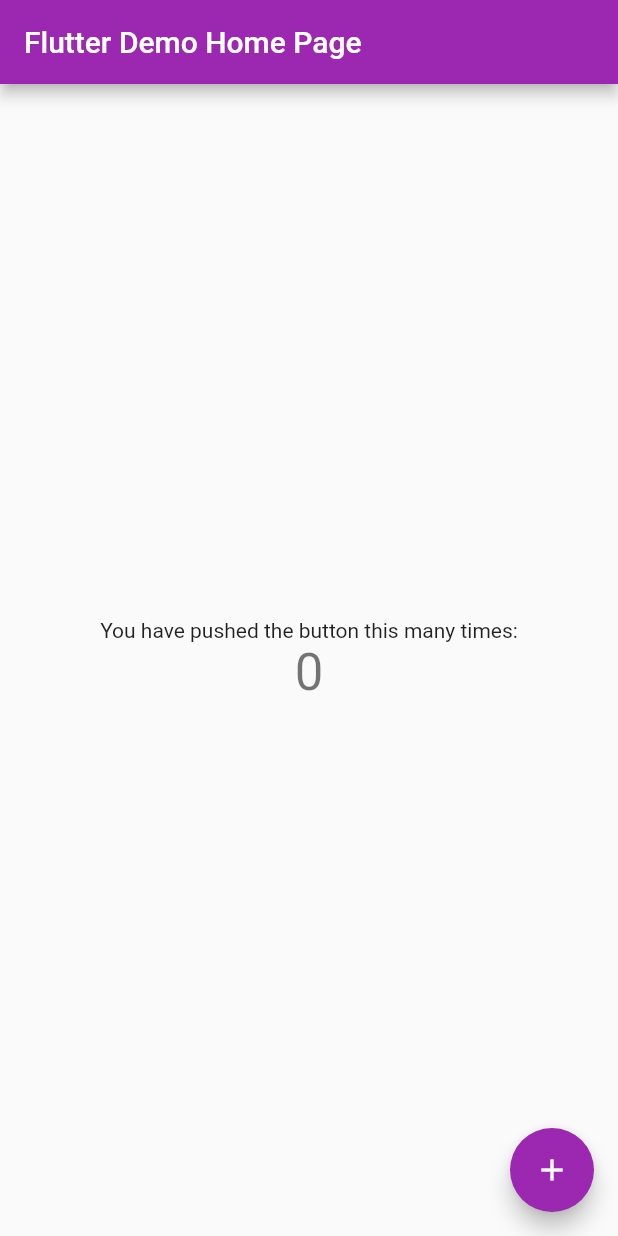
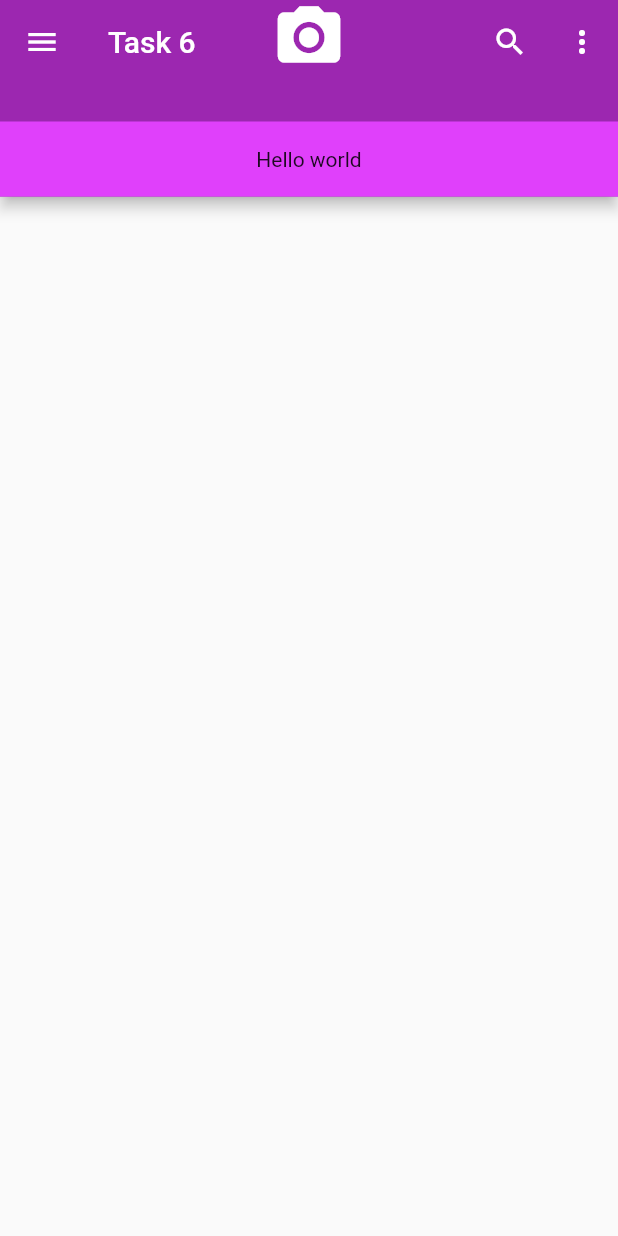
Before and after one commit to fatima2255/MAD-Flutter-Project, a Flutter app: the screen it shows after launch, on a phone screen of 412 x 824 dp. Run offline on Flutter 3.47's test engine with Material 2 defaults, Android fonts, the phone set to English and light mode, and no system bars.

Commit message:
updates in home.dart file

```diff
--- a/app1/lib/home.dart
+++ b/app1/lib/home.dart
@@ -1 +1,51 @@
-import 'package:app1/main.dart';
+import 'package:flutter/material.dart';
+class Home extends StatefulWidget {
+  @override
+  _HomeState createState() => _HomeState();
+}
+class _HomeState extends State<Home> {
+  @override
+  Widget build(BuildContext context) {
+    return Scaffold(
+      appBar: AppBar(
+        title: Text('Task 6'),
+        leading: IconButton(
+          icon: Icon(Icons.menu),
+          onPressed: (){},
+        ),
+
+        actions: <Widget>[
+          IconButton(
+              onPressed: (){},
+              icon: Icon(Icons.search)
+          ),
+
+          IconButton(
+              onPressed: (){},
+              icon: Icon(Icons.more_vert)
+          ),
+        ],
+
+        flexibleSpace: SafeArea(
+          child: Icon(
+            Icons.photo_camera,
+            size: 50,
+            color: Colors.white,
+          ),
+        ),
+        bottom: PreferredSize(
+          child: Container(
+            color: Colors.purpleAccent,
+            height: 50,
+            width: double.infinity,
+            child: Center(
+              child: Text("Hello world"),
+            ),
+          ),
+          preferredSize: Size.fromHeight(75.0),
+        ),
+      ),
+      body: Container(),
+    );
+  }
+}
--- a/app1/lib/main.dart
+++ b/app1/lib/main.dart
@@ -1,4 +1,5 @@
 import 'package:flutter/material.dart';
+import 'home.dart';
 
 void main() {
   runApp(const MyApp());
@@ -16,92 +17,7 @@ class MyApp extends StatelessWidget {
       theme: ThemeData(
         primarySwatch: Colors.purple,
       ),
-      home: const MyHomePage(title: 'Flutter Demo Home Page'),
+      home: Home(),
     );
   }
 }
-
-class MyHomePage extends StatefulWidget {
-  const MyHomePage({super.key, required this.title});
-
-  // This widget is the home page of your application. It is stateful, meaning
-  // that it has a State object (defined below) that contains fields that affect
-  // how it looks.
-
-  // This class is the configuration for the state. It holds the values (in this
-  // case the title) provided by the parent (in this case the App widget) and
-  // used by the build method of the State. Fields in a Widget subclass are
-  // always marked "final".
-
-  final String title;
-
-  @override
-  State<MyHomePage> createState() => _MyHomePageState();
-}
-
-class _MyHomePageState extends State<MyHomePage> {
-  int _counter = 0;
-
-  void _incrementCounter() {
-    setState(() {
-      // This call to setState tells the Flutter framework that something has
-      // changed in this State, which causes it to rerun the build method below
-      // so that the display can reflect the updated values. If we changed
-      // _counter without calling setState(), then the build method would not be
-      // called again, and so nothing would appear to happen.
-      _counter++;
-    });
-  }
-
-  @override
-  Widget build(BuildContext context) {
-    // This method is rerun every time setState is called, for instance as done
-    // by the _incrementCounter method above.
-    //
-    // The Flutter framework has been optimized to make rerunning build methods
-    // fast, so that you can just rebuild anything that needs updating rather
-    // than having to individually change instances of widgets.
-    return Scaffold(
-      appBar: AppBar(
-        // Here we take the value from the MyHomePage object that was created by
-        // the App.build method, and use it to set our appbar title.
-        title: Text(widget.title),
-      ),
-      body: Center(
-        // Center is a layout widget. It takes a single child and positions it
-        // in the middle of the parent.
-        child: Column(
-          // Column is also a layout widget. It takes a list of children and
-          // arranges them vertically. By default, it sizes itself to fit its
-          // children horizontally, and tries to be as tall as its parent.
-          //
-          // Invoke "debug painting" (press "p" in the console, choose the
-          // "Toggle Debug Paint" action from the Flutter Inspector in Android
-          // Studio, or the "Toggle Debug Paint" command in Visual Studio Code)
-          // to see the wireframe for each widget.
-          //
-          // Column has various properties to control how it sizes itself and
-          // how it positions its children. Here we use mainAxisAlignment to
-          // center the children vertically; the main axis here is the vertical
-          // axis because Columns are vertical (the cross axis would be
-          // horizontal).
-          mainAxisAlignment: MainAxisAlignment.center,
-          children: <Widget>[
-            const Text(
-              'You have pushed the button this many times:',
-            ),
-            Text(
-              '$_counter',
-              style: Theme.of(context).textTheme.headlineMedium,
-            ),
-          ],
-        ),
-      ),
-      floatingActionButton: FloatingActionButton(
-        onPressed: _incrementCounter,
-        tooltip: 'Increment',
-        child: const Icon(Icons.add),
-      ), // This trailing comma makes auto-formatting nicer for build methods.
-    );
-  }
-}
```
